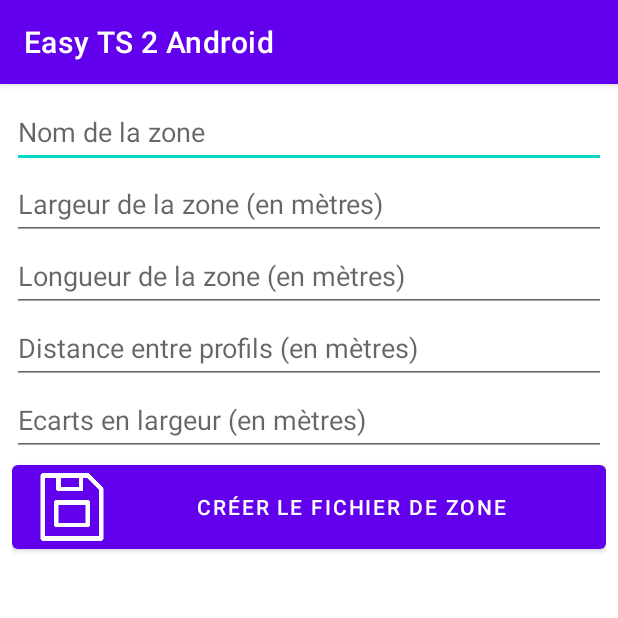
After one commit to TerrorBelli/Easy-TS-2-Android, an Android app: the NewFileActivity screen opened directly, with no data from a screen before it, on a phone screen of 412 x 824 dp, the top half of it. The commit adds this screen. Run offline under Robolectric (Android 15) with nearby library versions, the phone set to English and light mode, and no system bars.

Commit message:
Création de l'activité NewFileActivity

```diff
--- a/app/src/main/AndroidManifest.xml
+++ b/app/src/main/AndroidManifest.xml
@@ -13,10 +13,8 @@
         android:theme="@style/Theme.EasyTS2Android"
         tools:targetApi="31">
         <activity
-            android:name=".NewZoneActivity"
-            android:exported="false"
-            android:label="@string/title_activity_new_zone"
-            android:theme="@style/Theme.EasyTS2Android.NoActionBar">
+            android:name=".NewFileActivity"
+            android:exported="false">
             <meta-data
                 android:name="android.app.lib_name"
                 android:value="" />
--- /dev/null
+++ b/app/src/main/java/com/rga25/easyts2android/NewFileActivity.java
@@ -0,0 +1,14 @@
+package com.rga25.easyts2android;
+
+import androidx.appcompat.app.AppCompatActivity;
+
+import android.os.Bundle;
+
+public class NewFileActivity extends AppCompatActivity {
+
+    @Override
+    protected void onCreate(Bundle savedInstanceState) {
+        super.onCreate(savedInstanceState);
+        setContentView(R.layout.activity_new_file);
+    }
+}
--- a/app/src/main/res/layout/activity_main.xml
+++ b/app/src/main/res/layout/activity_main.xml
@@ -19,7 +19,7 @@
             android:layout_width="match_parent"
             android:layout_height="wrap_content"
             android:onClick="ButtonOpenFile_OnClick"
-            android:text="Créer un fichier de zone"
+            android:text="@string/new_file"
             app:icon="@drawable/new_file"
             app:iconSize="48dp" />
 
@@ -28,7 +28,7 @@
             android:layout_width="match_parent"
             android:layout_height="wrap_content"
             android:onClick="ButtonOpenFile_OnClick"
-            android:text="Ouvrir un fichier de zone"
+            android:text="@string/open_file"
             app:icon="@drawable/open_file"
             app:iconSize="48dp" />
     </LinearLayout>
--- /dev/null
+++ b/app/src/main/res/layout/activity_new_file.xml
@@ -0,0 +1,77 @@
+<?xml version="1.0" encoding="utf-8"?>
+<androidx.constraintlayout.widget.ConstraintLayout xmlns:android="http://schemas.android.com/apk/res/android"
+    xmlns:app="http://schemas.android.com/apk/res-auto"
+    xmlns:tools="http://schemas.android.com/tools"
+    android:layout_width="match_parent"
+    android:layout_height="match_parent"
+    tools:context=".NewFileActivity">
+
+    <LinearLayout
+        android:layout_width="match_parent"
+        android:layout_height="match_parent"
+        android:orientation="vertical"
+        android:padding="8dp"
+        app:layout_constraintBottom_toBottomOf="parent"
+        app:layout_constraintEnd_toEndOf="parent"
+        app:layout_constraintStart_toStartOf="parent"
+        app:layout_constraintTop_toTopOf="parent">
+
+        <EditText
+            android:id="@+id/nom_zone"
+            android:layout_width="match_parent"
+            android:layout_height="wrap_content"
+            android:editable="true"
+            android:hint="@string/nom_de_la_zone"
+            android:importantForAutofill="no"
+            android:inputType="textNoSuggestions"
+            android:minHeight="48dp" />
+
+        <EditText
+            android:id="@+id/largeur_zone"
+            android:layout_width="match_parent"
+            android:layout_height="wrap_content"
+            android:editable="true"
+            android:hint="@string/largeur_de_la_zone"
+            android:importantForAutofill="no"
+            android:inputType="numberSigned"
+            android:minHeight="48dp" />
+
+        <EditText
+            android:id="@+id/longueur_zone"
+            android:layout_width="match_parent"
+            android:layout_height="wrap_content"
+            android:editable="true"
+            android:hint="@string/longueur_de_la_zone"
+            android:importantForAutofill="no"
+            android:inputType="numberSigned"
+            android:minHeight="48dp" />
+
+        <EditText
+            android:id="@+id/distance_profils"
+            android:layout_width="match_parent"
+            android:layout_height="wrap_content"
+            android:editable="true"
+            android:hint="@string/distance_profils"
+            android:importantForAutofill="no"
+            android:inputType="numberSigned"
+            android:minHeight="48dp" />
+
+        <EditText
+            android:id="@+id/ecarts_largeur"
+            android:layout_width="match_parent"
+            android:layout_height="wrap_content"
+            android:editable="true"
+            android:hint="@string/ecarts_largeur"
+            android:importantForAutofill="no"
+            android:inputType="numberSigned"
+            android:minHeight="48dp" />
+
+        <Button
+            android:id="@+id/ButtonSaveNewFile"
+            android:layout_width="match_parent"
+            android:layout_height="wrap_content"
+            android:text="Créer le fichier de zone"
+            app:icon="@drawable/save_file"
+            app:iconSize="48dp" />
+    </LinearLayout>
+</androidx.constraintlayout.widget.ConstraintLayout>
--- /dev/null
+++ b/app/src/main/res/values-land/dimens.xml
@@ -0,0 +1,3 @@
+<resources>
+      <dimen name="fab_margin">48dp</dimen>
+   </resources>
--- /dev/null
+++ b/app/src/main/res/values-w1240dp/dimens.xml
@@ -0,0 +1,3 @@
+<resources>
+      <dimen name="fab_margin">200dp</dimen>
+   </resources>
--- /dev/null
+++ b/app/src/main/res/values-w600dp/dimens.xml
@@ -0,0 +1,3 @@
+<resources>
+      <dimen name="fab_margin">48dp</dimen>
+   </resources>
--- /dev/null
+++ b/app/src/main/res/values/dimens.xml
@@ -0,0 +1,3 @@
+<resources>
+      <dimen name="fab_margin">16dp</dimen>
+   </resources>
--- a/app/src/main/res/values/strings.xml
+++ b/app/src/main/res/values/strings.xml
@@ -1,12 +1,14 @@
 <resources>
     <string name="app_name">Easy TS 2 Android</string>
-    <string name="title_activity_new_zone">NewZoneActivity</string>
-    <!-- Strings used for fragments for navigation -->
-    <string name="first_fragment_label">First Fragment</string>
-    <string name="second_fragment_label">Second Fragment</string>
-    <string name="next">Next</string>
-    <string name="previous">Previous</string>
+
 
     <string name="hello_first_fragment">Hello first fragment</string>
     <string name="hello_second_fragment">Hello second fragment. Arg: %1$s</string>
+    <string name="new_file">Créer un fichier de zone</string>
+    <string name="open_file">Ouvrir un fichier de zone</string>
+    <string name="nom_de_la_zone">Nom de la zone</string>
+    <string name="largeur_de_la_zone">Largeur de la zone (en mètres)</string>
+    <string name="longueur_de_la_zone">Longueur de la zone (en mètres)</string>
+    <string name="distance_profils">Distance entre profils (en mètres)</string>
+    <string name="ecarts_largeur">Ecarts en largeur (en mètres)</string>
 </resources>
--- a/app/src/main/res/values/themes.xml
+++ b/app/src/main/res/values/themes.xml
@@ -13,13 +13,11 @@
         <item name="android:statusBarColor">?attr/colorPrimaryVariant</item>
         <!-- Customize your theme here. -->
     </style>
-
     <style name="Theme.EasyTS2Android.NoActionBar">
         <item name="windowActionBar">false</item>
         <item name="windowNoTitle">true</item>
     </style>
-
-    <style name="Theme.EasyTS2Android.AppBarOverlay" parent="ThemeOverlay.AppCompat.Dark.ActionBar" />
-
+    <style name="Theme.EasyTS2Android.AppBarOverlay"
+        parent="ThemeOverlay.AppCompat.Dark.ActionBar" />
     <style name="Theme.EasyTS2Android.PopupOverlay" parent="ThemeOverlay.AppCompat.Light" />
 </resources>
```
Also changed, not shown: app/src/main/res/navigation/nav_graph.xml (added, +28 -0 lines), app/src/main/res/drawable/new_file.png (added), app/src/main/res/drawable/open_file.png (added), app/src/main/res/drawable/save_file.png (added), app/src/main/res/drawable/wallpaper.png (added), 1 other file.
